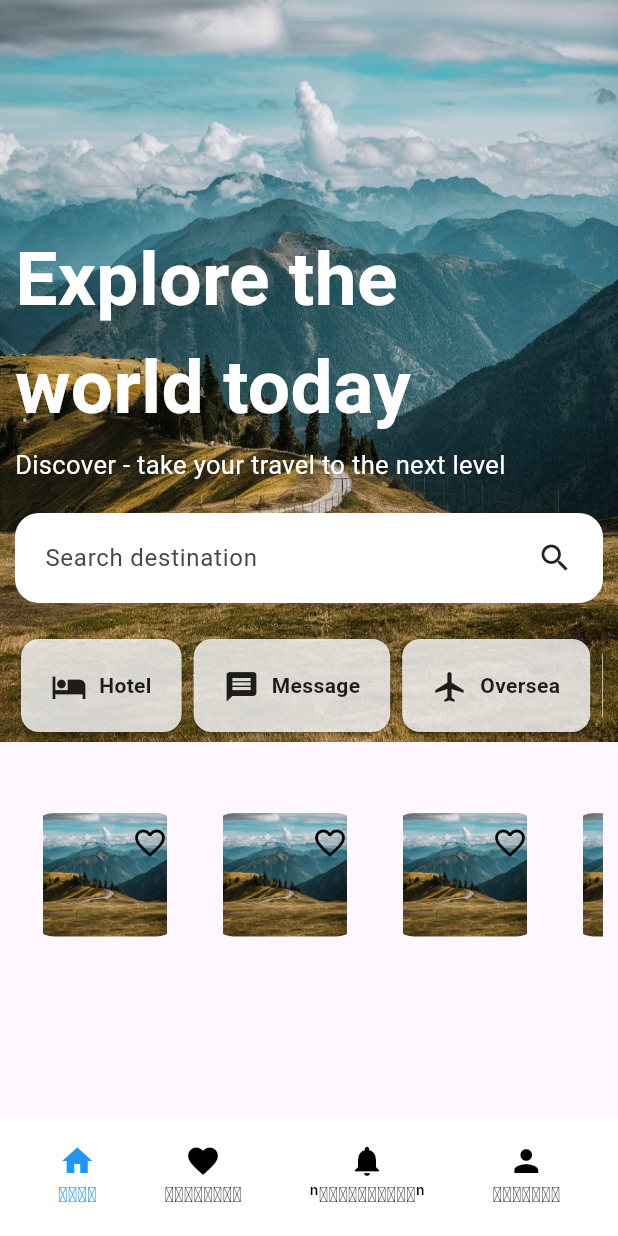
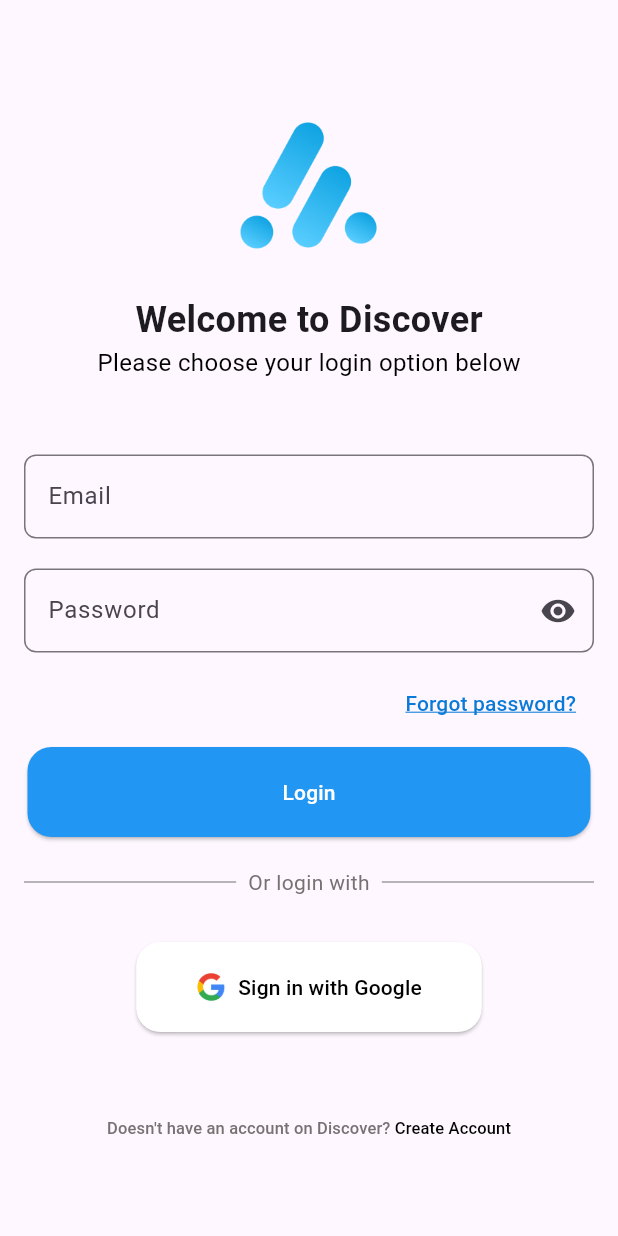
Before and after one commit to akhsak/Discover, a Flutter app: the WelcomeScreen3 screen opened directly, after a tap on "Next", on a phone screen of 412 x 824 dp. Run offline on Flutter 3.47's test engine with Material 3 defaults, Android fonts, the phone set to English and light mode, and no system bars; our stand-ins replace google_fonts, table_calendar.

Commit message:
add login page

```diff
--- /dev/null
+++ b/lib/view/user/Login/login_page.dart
@@ -0,0 +1,174 @@
+import 'package:flutter/material.dart';
+
+class LoginScreen extends StatelessWidget {
+  const LoginScreen({super.key});
+
+  @override
+  Widget build(BuildContext context) {
+    return Scaffold(
+      body: Padding(
+        padding: const EdgeInsets.all(16.0),
+        child: SingleChildScrollView(
+          child: Column(
+            crossAxisAlignment: CrossAxisAlignment.center,
+            children: [
+              SizedBox(height: 60), // To simulate the status bar space
+              Center(
+                child: Image.asset(
+                  'assets/icon_color.png', // Replace with your logo URL
+                  height: 100,
+                ),
+              ),
+              SizedBox(height: 20),
+              Text(
+                'Welcome to Discover',
+                style: TextStyle(
+                  fontSize: 24,
+                  fontWeight: FontWeight.bold,
+                ),
+              ),
+              //SizedBox(height: 10),
+              Text(
+                'Please choose your login option below',
+                style: TextStyle(
+                  fontSize: 16,
+                  color: Colors.black,
+                ),
+              ),
+              SizedBox(height: 50),
+              TextField(
+                decoration: InputDecoration(
+                  labelText: 'Email',
+                  hintText: 'Enter your email address',
+                  border: OutlineInputBorder(
+                    borderRadius: BorderRadius.circular(8),
+                  ),
+                ),
+              ),
+              SizedBox(height: 20),
+              TextField(
+                obscureText: true,
+                decoration: InputDecoration(
+                  labelText: 'Password',
+                  hintText: 'Enter your password',
+                  border: OutlineInputBorder(
+                    borderRadius: BorderRadius.circular(8),
+                  ),
+                  suffixIcon: Icon(Icons.visibility),
+                ),
+              ),
+              SizedBox(height: 10),
+              Align(
+                alignment: Alignment.centerRight,
+                child: TextButton(
+                  onPressed: () {
+                    // Navigate to forgot password screen
+                  },
+                  child: Text(
+                    'Forgot password?',
+                    style: TextStyle(
+                      color: Color.fromARGB(255, 9, 122, 215),
+                      decoration: TextDecoration.underline,
+                       decorationColor: Color.fromARGB(255, 9, 122, 215),
+                    ),
+                  ),
+                ),
+              ),
+              SizedBox(height: 5),
+              ElevatedButton(
+                onPressed: () {
+                  // Handle login
+                },
+                style: ElevatedButton.styleFrom(
+                  backgroundColor: Colors.blue,
+                  padding: EdgeInsets.symmetric(horizontal: 170, vertical: 20),
+                  shape: RoundedRectangleBorder(
+                    borderRadius: BorderRadius.circular(16),
+                  ),
+                ),
+                child: Text(
+                  'Login',
+                  style: TextStyle(color: Colors.white),
+                ),
+              ),
+              SizedBox(height: 20),
+              Row(
+                children: [
+                  Expanded(
+                    child: Divider(
+                      thickness: 1,
+                      color: Colors.grey,
+                    ),
+                  ),
+                  Padding(
+                    padding: const EdgeInsets.symmetric(horizontal: 8.0),
+                    child: Text(
+                      'Or login with',
+                      style:
+                          TextStyle(color: Color.fromARGB(255, 118, 114, 114)),
+                    ),
+                  ),
+                  Expanded(
+                    child: Divider(
+                      thickness: 1,
+                      color: Colors.grey,
+                    ),
+                  ),
+                ],
+              ),
+              SizedBox(height: 30),
+              ElevatedButton.icon(
+                onPressed: () {
+                  // Handle Google sign-in
+                },
+                icon: Image.asset(
+                  'assets/Google.png', // Replace with Google icon URL
+                  height: 20,
+                ),
+                label: Text('Sign in with Google'),
+                style: ElevatedButton.styleFrom(
+                  foregroundColor: Colors.black,
+                  backgroundColor: Colors.white,
+                  padding: EdgeInsets.symmetric(horizontal: 40, vertical: 20),
+                  shape: RoundedRectangleBorder(
+                    borderRadius: BorderRadius.circular(16),
+                    //   side: BorderSide(color: Colors.grey),
+                  ),
+                ),
+              ),
+              SizedBox(height: 20),
+              Padding(
+                padding: const EdgeInsets.all(20),
+                child: TextButton(
+                  onPressed: () {
+                    // Navigate to create account screen
+                  },
+                  child: Text.rich(
+                    TextSpan(
+                      text: "Doesn't have an account on Discover? ",
+                      style: TextStyle(
+                          color: Color.fromARGB(255, 118, 114, 114),
+                          fontSize: 11),
+                      children: [
+                        TextSpan(
+                          text: 'Create Account',
+                          style: TextStyle(color: Colors.black),
+                        ),
+                      ],
+                    ),
+                  ),
+                ),
+              ),
+            ],
+          ),
+        ),
+      ),
+    );
+  }
+}
+
+// void main() {
+//   runApp(MaterialApp(
+//     home: LoginScreen(),
+//   ));
+// }
--- a/lib/view/welcome_screen1.dart
+++ b/lib/view/welcome_screen1.dart
@@ -25,6 +25,7 @@ class _SplashScreenState extends State<WelcomeScreen1> {
         child: Column(
           mainAxisAlignment: MainAxisAlignment.end,
           children: [
+
             Container(
                 height: 300,
                 width: 350,
--- a/lib/view/widget/welcome_screen3.dart
+++ b/lib/view/widget/welcome_screen3.dart
@@ -1,3 +1,4 @@
+import 'package:discover/view/user/Login/login_page.dart';
 import 'package:discover/widgets/bottombar.dart';
 import 'package:flutter/material.dart';
 
@@ -69,7 +70,7 @@ class _SplashScreenState extends State<WelcomeScreen3> {
                           Navigator.push(
                               context,
                               MaterialPageRoute(
-                                  builder: (context) => BottomScreen()));
+                                  builder: (context) => LoginScreen()));
                         },
                         child: Text(
                           'Next',
```
Also changed, not shown: lib/view/user/booking/detail_booking_page.dart (+160 -13 lines), lib/view/user/booking/success_booking.dart (added, +84 -0 lines), assets/Google.png (added), assets/icon_white.png (added), 1 other file.
